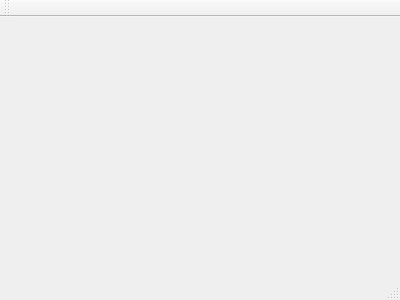
The window that mainwindow.ui (rust3128/DutyList) describes before a commit, drawn with Qt 5.
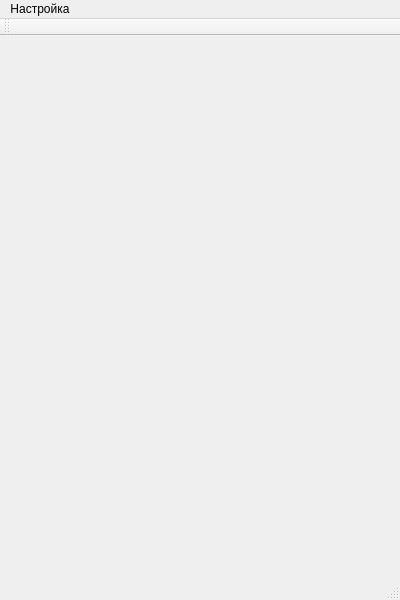
The same window after the commit.

Diff of the .ui file:
```diff
--- a/mainwindow.ui
+++ b/mainwindow.ui
@@ -1,24 +1,51 @@
 <ui version="4.0">
  <class>MainWindow</class>
- <widget class="QMainWindow" name="MainWindow" >
-  <property name="geometry" >
+ <widget class="QMainWindow" name="MainWindow">
+  <property name="geometry">
    <rect>
     <x>0</x>
     <y>0</y>
     <width>400</width>
-    <height>300</height>
+    <height>600</height>
    </rect>
   </property>
   <property name="windowTitle" >
    <string>MainWindow</string>
   </property>
-  <widget class="QMenuBar" name="menuBar" />
-  <widget class="QToolBar" name="mainToolBar" />
-  <widget class="QWidget" name="centralWidget" />
-  <widget class="QStatusBar" name="statusBar" />
+  <widget class="QWidget" name="centralWidget"/>
+  <widget class="QMenuBar" name="menuBar">
+   <property name="geometry">
+    <rect>
+     <x>0</x>
+     <y>0</y>
+     <width>400</width>
+     <height>23</height>
+    </rect>
+   </property>
+   <widget class="QMenu" name="menu">
+    <property name="title">
+     <string>Настройка</string>
+    </property>
+    <addaction name="action"/>
+   </widget>
+   <addaction name="menu"/>
+  </widget>
+  <widget class="QToolBar" name="mainToolBar">
+   <attribute name="toolBarArea">
+    <enum>TopToolBarArea</enum>
+   </attribute>
+   <attribute name="toolBarBreak">
+    <bool>false</bool>
+   </attribute>
+  </widget>
+  <widget class="QStatusBar" name="statusBar"/>
+  <action name="action">
+   <property name="text">
+    <string>Сотрудники</string>
+   </property>
+  </action>
  </widget>
- <layoutDefault spacing="6" margin="11" />
- <pixmapfunction></pixmapfunction>
+ <layoutdefault spacing="6" margin="11"/>
  <resources/>
  <connections/>
 </ui>
```
Left out of the diff: 5 changed lines with no effect on the pictures.
